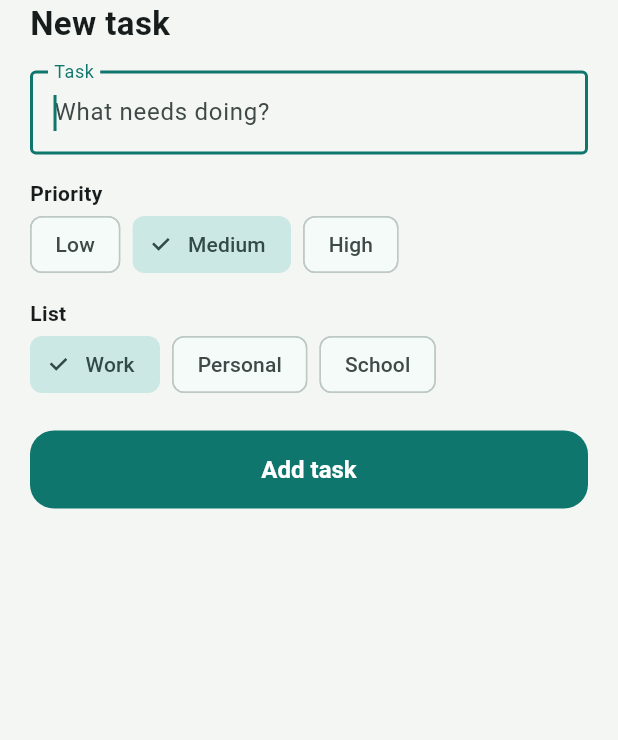
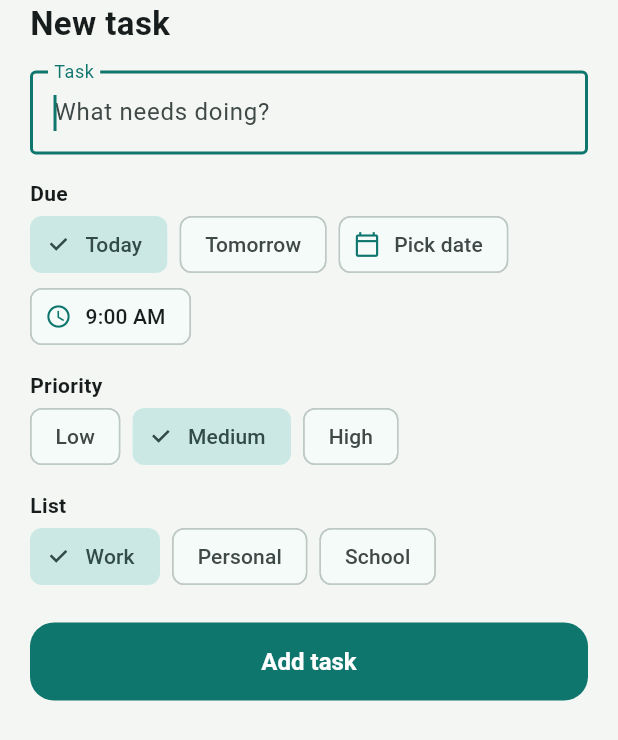
Before and after one commit to Engrcirs/todo_listapp, a Flutter app: the AddTaskSheet widget shown alone on an empty page, opened directly, on a phone screen of 412 x 824 dp. Shown: the top 740 px of the screen. Run offline on Flutter 3.47's test engine with Material 3 defaults, Android fonts, the phone set to English and light mode, and no system bars; our stand-ins replace flutter_riverpod, go_router, shared_preferences; accounts and stored records are empty.

Commit message:
Add due date and time to the add sheet

```diff
--- a/lib/app/format.dart
+++ b/lib/app/format.dart
@@ -10,3 +10,4 @@ String formatDue(BuildContext context, DateTime? d) {
   if (isToday) return 'Today, $time';
   return '${_months[d.month - 1]} ${d.day}, $time';
 }
+String formatDate(DateTime d) => '${_months[d.month - 1]} ${d.day}';
--- a/lib/features/tasks/presentation/add_task_sheet.dart
+++ b/lib/features/tasks/presentation/add_task_sheet.dart
@@ -1,5 +1,6 @@
 import 'package:flutter/material.dart';
 import 'package:flutter_riverpod/flutter_riverpod.dart';
+import 'package:todo_listapp/app/format.dart';
 import 'package:todo_listapp/features/tasks/domain/task.dart';
 import 'package:todo_listapp/features/tasks/presentation/task_providers.dart';
 
@@ -12,6 +13,8 @@ void showAddTaskSheet(BuildContext context) {
   );
 }
 
+DateTime _dayOnly(DateTime d) => DateTime(d.year, d.month, d.day);
+
 class AddTaskSheet extends ConsumerStatefulWidget {
   const AddTaskSheet({super.key});
 
@@ -23,6 +26,8 @@ class _AddTaskSheetState extends ConsumerState<AddTaskSheet> {
   final _controller = TextEditingController();
   Priority _priority = Priority.medium;
   TaskList _list = TaskList.work;
+  DateTime _date = _dayOnly(DateTime.now());
+  TimeOfDay _time = const TimeOfDay(hour: 9, minute: 0);
 
   @override
   void dispose() {
@@ -30,16 +35,38 @@ class _AddTaskSheetState extends ConsumerState<AddTaskSheet> {
     super.dispose();
   }
 
+  Future<void> _pickDate() async {
+    final today = _dayOnly(DateTime.now());
+    final picked = await showDatePicker(
+      context: context,
+      initialDate: _date.isBefore(today) ? today : _date,
+      firstDate: today,
+      lastDate: DateTime(2100),
+    );
+    if (picked != null) setState(() => _date = _dayOnly(picked));
+  }
+
+  Future<void> _pickTime() async {
+    final picked = await showTimePicker(context: context, initialTime: _time);
+    if (picked != null) setState(() => _time = picked);
+  }
+
   void _submit() {
     final title = _controller.text.trim();
     if (title.isEmpty) return;
-    ref.read(tasksProvider.notifier).add(title, _priority, _list);
+    final due = DateTime(_date.year, _date.month, _date.day, _time.hour, _time.minute);
+    ref.read(tasksProvider.notifier).add(title, _priority, _list, dueAt: due);
     Navigator.pop(context);
   }
 
   @override
   Widget build(BuildContext context) {
-    return Padding(
+    final today = _dayOnly(DateTime.now());
+    final tomorrow = DateTime(today.year, today.month, today.day + 1);
+    final isToday = _date == today;
+    final isTomorrow = _date == tomorrow;
+
+    return SingleChildScrollView(
       padding: EdgeInsets.fromLTRB(20, 0, 20, 20 + MediaQuery.of(context).viewInsets.bottom),
       child: Column(
         mainAxisSize: MainAxisSize.min,
@@ -59,6 +86,34 @@ class _AddTaskSheetState extends ConsumerState<AddTaskSheet> {
             ),
           ),
           const SizedBox(height: 16),
+          const Text('Due', style: TextStyle(fontWeight: FontWeight.w700)),
+          Wrap(
+            spacing: 8,
+            children: [
+              ChoiceChip(
+                label: const Text('Today'),
+                selected: isToday,
+                onSelected: (_) => setState(() => _date = today),
+              ),
+              ChoiceChip(
+                label: const Text('Tomorrow'),
+                selected: isTomorrow,
+                onSelected: (_) => setState(() => _date = tomorrow),
+              ),
+              ChoiceChip(
+                avatar: const Icon(Icons.calendar_today_outlined, size: 18),
+                label: Text(isToday || isTomorrow ? 'Pick date' : formatDate(_date)),
+                selected: !isToday && !isTomorrow,
+                onSelected: (_) => _pickDate(),
+              ),
+              ActionChip(
+                avatar: const Icon(Icons.access_time, size: 18),
+                label: Text(_time.format(context)),
+                onPressed: _pickTime,
+              ),
+            ],
+          ),
+          const SizedBox(height: 12),
           const Text('Priority', style: TextStyle(fontWeight: FontWeight.w700)),
           Wrap(
             spacing: 8,
--- a/lib/features/tasks/presentation/widgets/task_tile.dart
+++ b/lib/features/tasks/presentation/widgets/task_tile.dart
@@ -2,7 +2,7 @@ import 'package:flutter/material.dart';
 import 'package:flutter_riverpod/flutter_riverpod.dart';
 import 'package:todo_listapp/features/tasks/domain/task.dart';
 import 'package:todo_listapp/features/tasks/presentation/task_providers.dart';
-
+import 'package:todo_listapp/app/format.dart';
 Color priorityColor(Priority p) => switch (p) {
       Priority.low => const Color(0xFF5B6A64),
       Priority.medium => const Color(0xFFB45309),
@@ -18,9 +18,7 @@ class TaskTile extends ConsumerWidget {
   Widget build(BuildContext context, WidgetRef ref) {
     final notifier = ref.read(tasksProvider.notifier);
     final messenger = ScaffoldMessenger.of(context);
-    final dueText = task.dueAt == null
-        ? 'No time'
-        : TimeOfDay.fromDateTime(task.dueAt!).format(context);
+      final dueText = task.dueAt == null ? 'No due date' : formatDue(context, task.dueAt);
 
     return Dismissible(
       key: ValueKey(task.id),
```
Also changed, not shown: lib/features/tasks/presentation/task_providers.dart (+5 -2 lines).
